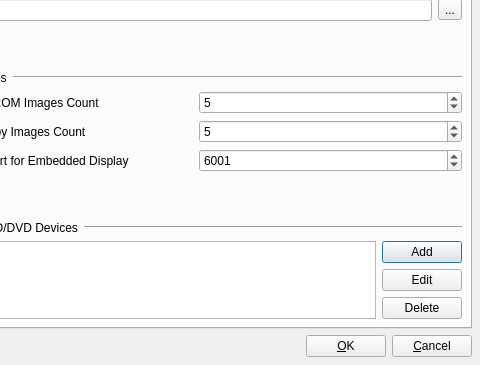
Before: the Qt Designer form Advanced_Settings_Window.ui in qunying/aqemu-old, drawn with Qt 5; both pictures show x 88 to 568 and y 131 to 496 of the 568 by 496 pixel window.
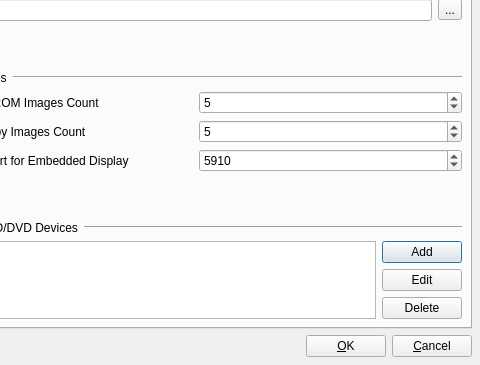
After: the same form once the commit is applied. The open tabs and pages were chosen to show the change. Icons and pictures are not drawn.

Diff of the .ui file:
```diff
--- a/Advanced_Settings_Window.ui
+++ b/Advanced_Settings_Window.ui
@@ -1031,13 +1031,13 @@
            <item row="2" column="1">
             <widget class="QSpinBox" name="SB_First_VNC_Port">
              <property name="minimum">
-              <number>1</number>
+              <number>5901</number>
              </property>
              <property name="maximum">
               <number>65000</number>
              </property>
              <property name="value">
-              <number>6001</number>
+              <number>5910</number>
              </property>
             </widget>
            </item>
```
